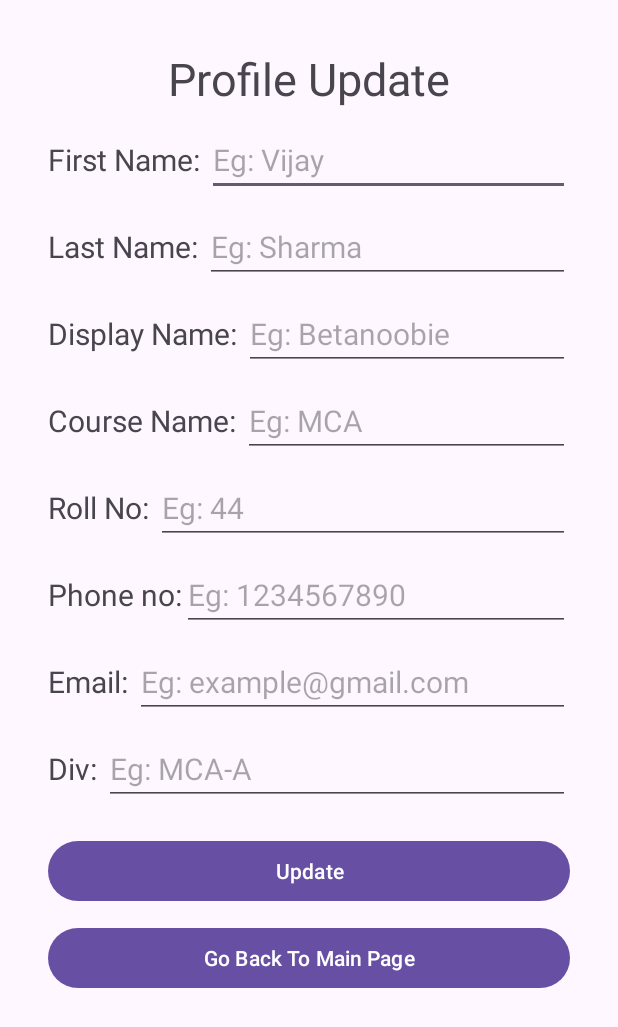
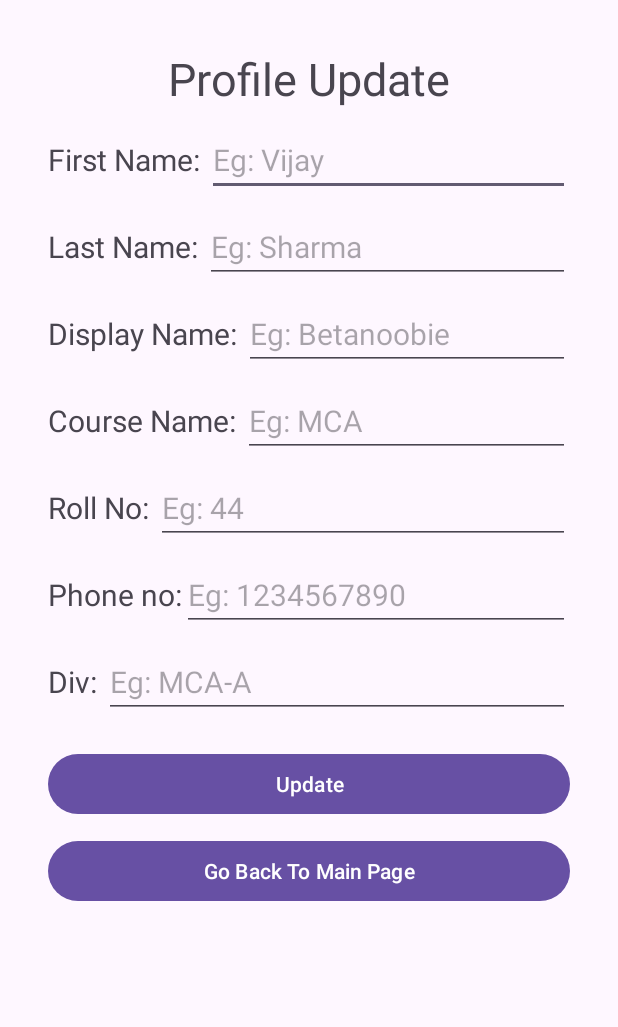
Before and after one commit to Yflow31/SummerProject, an Android app: the ProfileUpdate screen opened directly, with no data from a screen before it, on a phone screen of 412 x 824 dp. Shown: the top 1027 px of the screen. Run offline under Robolectric (Android 15) with nearby library versions, the phone set to English and light mode, and no system bars; our stand-ins replace Firebase (no records; nobody signed in at launch, a user with empty details on screens opened directly).

Commit message:
profile update done

```diff
--- a/app/src/main/java/com/somaiya/summer_project/ApplyForForm.kt
+++ b/app/src/main/java/com/somaiya/summer_project/ApplyForForm.kt
@@ -54,10 +54,11 @@ class ApplyForForm : AppCompatActivity() {
                 val reason = reason_for_being_late.text.toString()
                 val location = location.text.toString()
                 val times_late = times_late.text.toString()
-                val email = user?.email.toString()
+                val userid = user?.uid ?: ""
+                val email = user?.email ?: ""
 
                 if (reason.isNotEmpty() || location.isNotEmpty() || times_late.isNotEmpty()) {
-                    val form = ApplyFormData(reason, location, times_late,email)
+                    val form = ApplyFormData(reason,location,times_late,email,userid)
                     submitform(form)
                 }
             }
--- a/app/src/main/java/com/somaiya/summer_project/Fragments/ProfileFragment.kt
+++ b/app/src/main/java/com/somaiya/summer_project/Fragments/ProfileFragment.kt
@@ -37,7 +37,6 @@ class ProfileFragment : Fragment() {
         val lastnametxt = view.findViewById<TextView>(R.id.lastnametxt)
         val displaynametxt = view.findViewById<TextView>(R.id.displaynametxt)
         val phonenotxt = view.findViewById<TextView>(R.id.phonenotxt)
-        val emailtxt = view.findViewById<TextView>(R.id.emailtxt)
         val coursetxt = view.findViewById<TextView>(R.id.coursetxt)
         val divtxt = view.findViewById<TextView>(R.id.divtxt)
         val roletxt = view.findViewById<TextView>(R.id.roletxt)
@@ -56,7 +55,6 @@ class ProfileFragment : Fragment() {
                             lastnametxt?.text = userDataMap["lastName"] as String?
                             displaynametxt?.text = userDataMap["displayName"] as String?
                             phonenotxt?.text = userDataMap["phoneNumber"] as String?
-                            emailtxt?.text = userDataMap["email"] as String?
                             coursetxt?.text = userDataMap["course"] as String?
                             divtxt?.text = userDataMap["div"] as String?
                             roletxt?.text = userDataMap["role"] as String?
--- a/app/src/main/java/com/somaiya/summer_project/ProfileUpdate.kt
+++ b/app/src/main/java/com/somaiya/summer_project/ProfileUpdate.kt
@@ -23,7 +23,6 @@ class ProfileUpdate : AppCompatActivity() {
     lateinit var updatebtn: Button
     lateinit var backbtn: Button
     lateinit var displaynametxt: EditText
-    lateinit var emailtxt: EditText
     lateinit var phonenotxt: EditText
     lateinit var divtxt: EditText
     lateinit var auth: FirebaseAuth
@@ -43,7 +42,6 @@ class ProfileUpdate : AppCompatActivity() {
         lastnametxt = findViewById(R.id.lastnametxt)
         coursenametxt = findViewById(R.id.coursenametxt)
         rollnotxt = findViewById(R.id.rollnotxt)
-        emailtxt = findViewById(R.id.emailtxt)
         phonenotxt = findViewById(R.id.phonenotxt)
         divtxt = findViewById(R.id.divtxt)
 
@@ -63,12 +61,11 @@ class ProfileUpdate : AppCompatActivity() {
                 val course = coursenametxt.text.toString()
                 val rollNo = rollnotxt.text.toString()
                 val displayname = displaynametxt.text.toString()
-                val email = currentUser?.email ?: ""
                 val phonenumber = phonenotxt.text.toString()
                 val div = divtxt.text.toString()
                 val role = "student"
                 if (firstname.isNotEmpty() || lastname.isNotEmpty() || course.isNotEmpty() || rollNo.isNotEmpty()) {
-                    val profile = ProfileData(firstname, lastname,displayname,phonenumber,email,course, div,role,rollNo)
+                    val profile = ProfileData(firstname, lastname,displayname,phonenumber,course, div,role,rollNo)
                     updateprf(profile)
                 }
             }
--- a/app/src/main/java/com/somaiya/summer_project/RecyclerReasons/MyAdapter.kt
+++ b/app/src/main/java/com/somaiya/summer_project/RecyclerReasons/MyAdapter.kt
@@ -29,7 +29,7 @@ class MyAdapter(private val applyform: ArrayList<ApplyFormData>): RecyclerView.A
 
     override fun onBindViewHolder(holder: MyViewHolder, position: Int) {
         val applyformcurrent = applyform[position]
-        holder.email.text = applyformcurrent.userEmail
+        holder.email.text = applyformcurrent.email
         holder.nooftimeslate.text = applyformcurrent.timesLate
         holder.reason.text = applyformcurrent.reasonForBeingLate
         holder.location.text = applyformcurrent.location
--- a/app/src/main/java/com/somaiya/summer_project/applyform/Model/ApplyFormData.kt
+++ b/app/src/main/java/com/somaiya/summer_project/applyform/Model/ApplyFormData.kt
@@ -4,5 +4,6 @@ data class ApplyFormData(
     val reasonForBeingLate: String = "", // Provide default values
     val location: String = "",
     val timesLate: String = "",
-    val userEmail: String = ""
+    val email: String = "",
+    val userId: String = ""
 )
--- a/app/src/main/java/com/somaiya/summer_project/pofileupdate/Model/ProfileData.kt
+++ b/app/src/main/java/com/somaiya/summer_project/pofileupdate/Model/ProfileData.kt
@@ -5,7 +5,6 @@ data class ProfileData(
     val lastName: String,
     val displayName: String,
     val phoneNumber: String,
-    val email: String,
     val course: String,
     val div: String,
     val role: String,
--- a/app/src/main/java/com/somaiya/summer_project/pofileupdate/Repository/RepositoryProfile.kt
+++ b/app/src/main/java/com/somaiya/summer_project/pofileupdate/Repository/RepositoryProfile.kt
@@ -20,7 +20,6 @@ class RepositoryProfile {
                 "lastName" to form.lastName,
                 "displayName" to form.displayName,
                 "phoneNumber" to form.phoneNumber,
-                "email" to form.email,
                 "course" to form.course,
                 "div" to form.div,
                 "role" to form.role,
--- a/app/src/main/res/layout/activity_profile_update.xml
+++ b/app/src/main/res/layout/activity_profile_update.xml
@@ -150,26 +150,6 @@
             <TextView
                 android:layout_width="wrap_content"
                 android:layout_height="wrap_content"
-                android:text="Email: "
-                android:textSize="20sp" />
-
-            <EditText
-                android:id="@+id/emailtxt"
-                android:layout_width="match_parent"
-                android:layout_height="wrap_content"
-                android:hint="Eg: example@gmail.com"
-                android:textSize="20sp" />
-        </LinearLayout>
-
-        <LinearLayout
-            android:layout_width="match_parent"
-            android:layout_height="wrap_content"
-            android:layout_marginTop="10dp"
-            android:orientation="horizontal">
-
-            <TextView
-                android:layout_width="wrap_content"
-                android:layout_height="wrap_content"
                 android:text="Div: "
                 android:textSize="20sp" />
 
```
Also changed, not shown: app/src/main/java/com/somaiya/summer_project/Fragments/HomeFragment.kt (+6 -5 lines), app/src/main/res/layout/fragment_profile.xml (+0 -19 lines).
